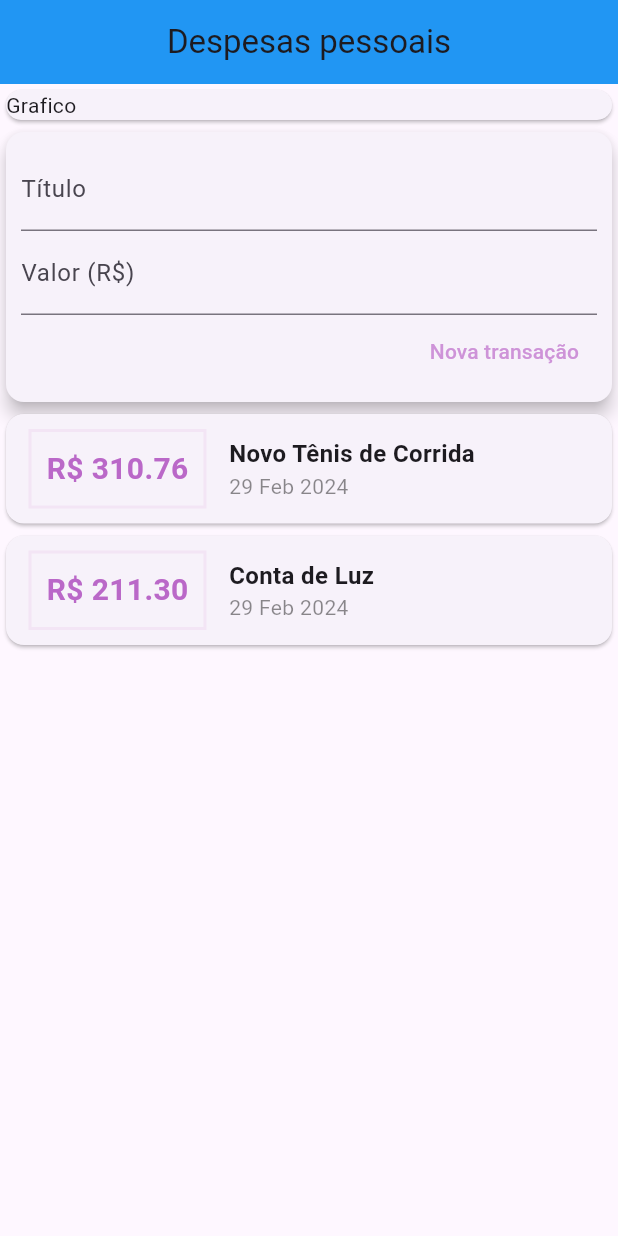
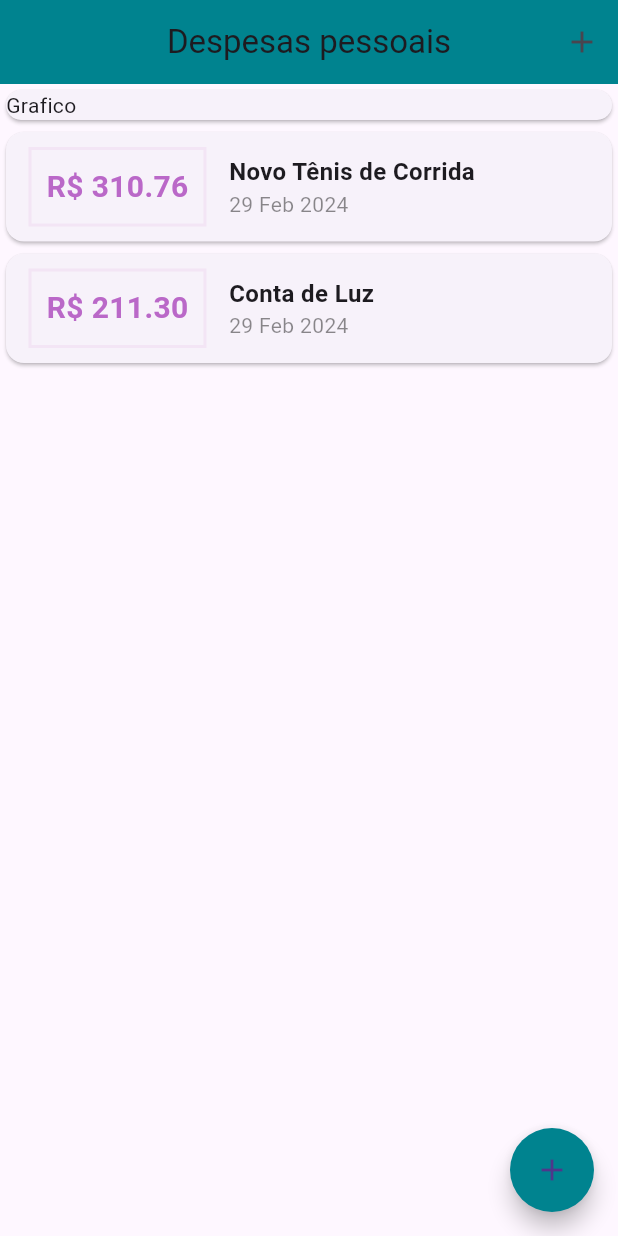
Before and after one commit to geovannifranca/expenses, a Flutter app: the screen it shows after launch, on a phone screen of 412 x 824 dp. Run offline on Flutter 3.47's test engine with Material 3 defaults, Android fonts, the phone set to English and light mode, and no system bars.

Commit message:
add tema

```diff
--- a/lib/components/transaction_users.dart
+++ /dev/null
@@ -1,55 +0,0 @@
-import 'dart:math';
-
-import 'package:expenses/components/transaction_form.dart';
-import 'package:expenses/components/transaction_list.dart';
-import 'package:expenses/models/transaction.dart';
-import 'package:flutter/material.dart';
-
-class TransactionUsers extends StatefulWidget {
-  const TransactionUsers({super.key});
-
-  @override
-  State<TransactionUsers> createState() => _TransactionUsersState();
-}
-
-class _TransactionUsersState extends State<TransactionUsers> {
-  final _transactions = [
-    Transaction(
-      id: 't1',
-      title: 'Novo Tênis de Corrida',
-      value: 310.76,
-      date: DateTime.now(),
-    ),
-    Transaction(
-      id: 't2',
-      title: 'Conta de Luz',
-      value: 211.30,
-      date: DateTime.now(),
-    ),
-  ];
-
-  _addTransaction(String title, double value) {
-    final newTransaction = Transaction(
-      id: Random().nextDouble().toString(),
-      title: title,
-      value: value,
-      date: DateTime.now(),
-    );
-
-    setState(() {
-      _transactions.add(newTransaction);
-    });
-  }
-
-  @override
-  Widget build(BuildContext context) {
-    return SingleChildScrollView(
-      child: Column(
-        children: [
-          TransactionForm(onSubmit: _addTransaction),
-          TransactionList(transactions: _transactions),
-        ],
-      ),
-    );
-  }
-}
--- a/lib/main.dart
+++ b/lib/main.dart
@@ -1,4 +1,8 @@
-import 'package:expenses/components/transaction_users.dart';
+import 'dart:math';
+
+import 'package:expenses/components/transaction_form.dart';
+import 'package:expenses/components/transaction_list.dart';
+import 'package:expenses/models/transaction.dart';
 import 'package:flutter/material.dart';
 
 main() => runApp(const ExpensesApp());
@@ -11,20 +15,72 @@ class ExpensesApp extends StatelessWidget {
     return MaterialApp(
         debugShowCheckedModeBanner: false,
         theme: ThemeData(
-            appBarTheme: const AppBarTheme(backgroundColor: Colors.blue)),
+          primaryColor: Colors.cyan[800],
+        ),
         home: const MyHomePage());
   }
 }
 
-class MyHomePage extends StatelessWidget {
+class MyHomePage extends StatefulWidget {
   const MyHomePage({super.key});
+
+  @override
+  State<MyHomePage> createState() => _MyHomePageState();
+}
+
+class _MyHomePageState extends State<MyHomePage> {
+  final _transactions = [
+    Transaction(
+      id: 't1',
+      title: 'Novo Tênis de Corrida',
+      value: 310.76,
+      date: DateTime.now(),
+    ),
+    Transaction(
+      id: 't2',
+      title: 'Conta de Luz',
+      value: 211.30,
+      date: DateTime.now(),
+    ),
+  ];
+
+  _addTransaction(String title, double value) {
+    final newTransaction = Transaction(
+      id: Random().nextDouble().toString(),
+      title: title,
+      value: value,
+      date: DateTime.now(),
+    );
+
+    setState(() {
+      _transactions.add(newTransaction);
+    });
+
+    Navigator.of(context).pop();
+  }
+
+  _openTransactionFormModal(BuildContext context) {
+    showModalBottomSheet(
+      context: context,
+      builder: (_) {
+        return TransactionForm(onSubmit: _addTransaction);
+      },
+    );
+  }
 
   @override
   Widget build(BuildContext context) {
     return Scaffold(
       appBar: AppBar(
+        backgroundColor: Theme.of(context).primaryColor,
         centerTitle: true,
         title: const Text('Despesas pessoais'),
+        actions: [
+          IconButton(
+            onPressed: () => _openTransactionFormModal(context),
+            icon: const Icon(Icons.add),
+          ),
+        ],
       ),
       body: SingleChildScrollView(
         child: Column(
@@ -35,9 +91,16 @@ class MyHomePage extends StatelessWidget {
                 child: Text('Grafico'),
               ),
             ),
-              const TransactionUsers(),
+            TransactionList(transactions: _transactions),
           ],
         ),
-        ));
+      ),
+      floatingActionButton: FloatingActionButton(
+        backgroundColor: Theme.of(context).primaryColor,
+        onPressed: () => _openTransactionFormModal(context),
+        shape: const CircleBorder(),
+        child: const Icon(Icons.add),
+      ),
+    );
   }
 }
```
Also changed, not shown: lib/components/transaction_form.dart (+23 -9 lines). Lines whose indentation alone changed are shown as unchanged.
